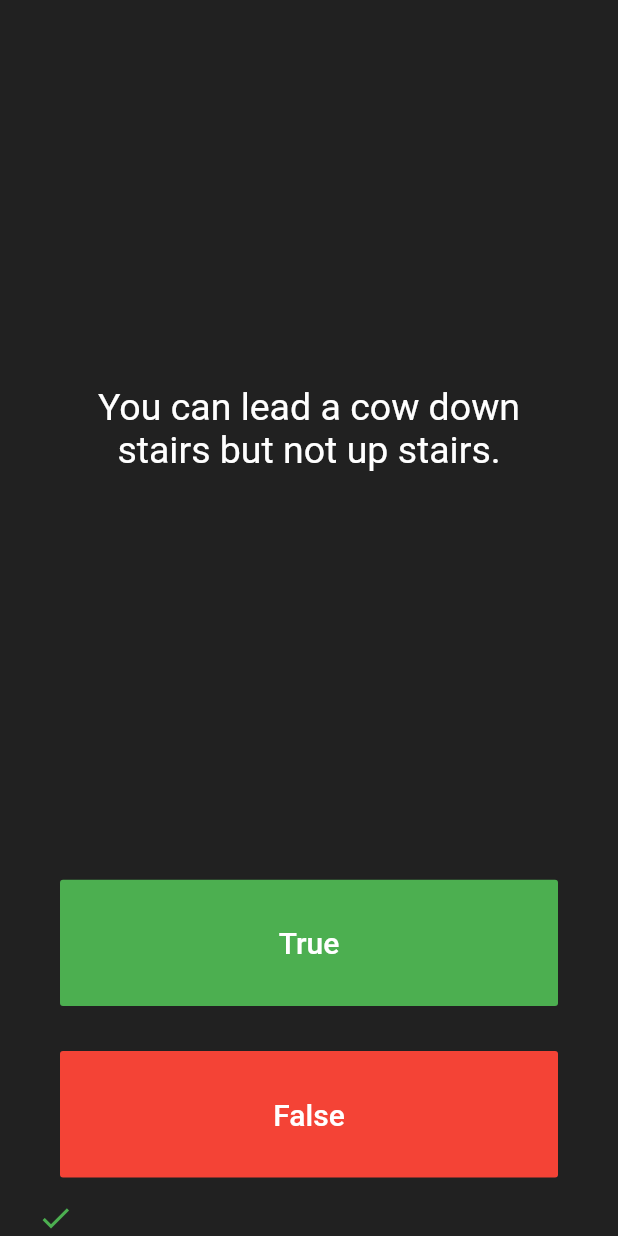
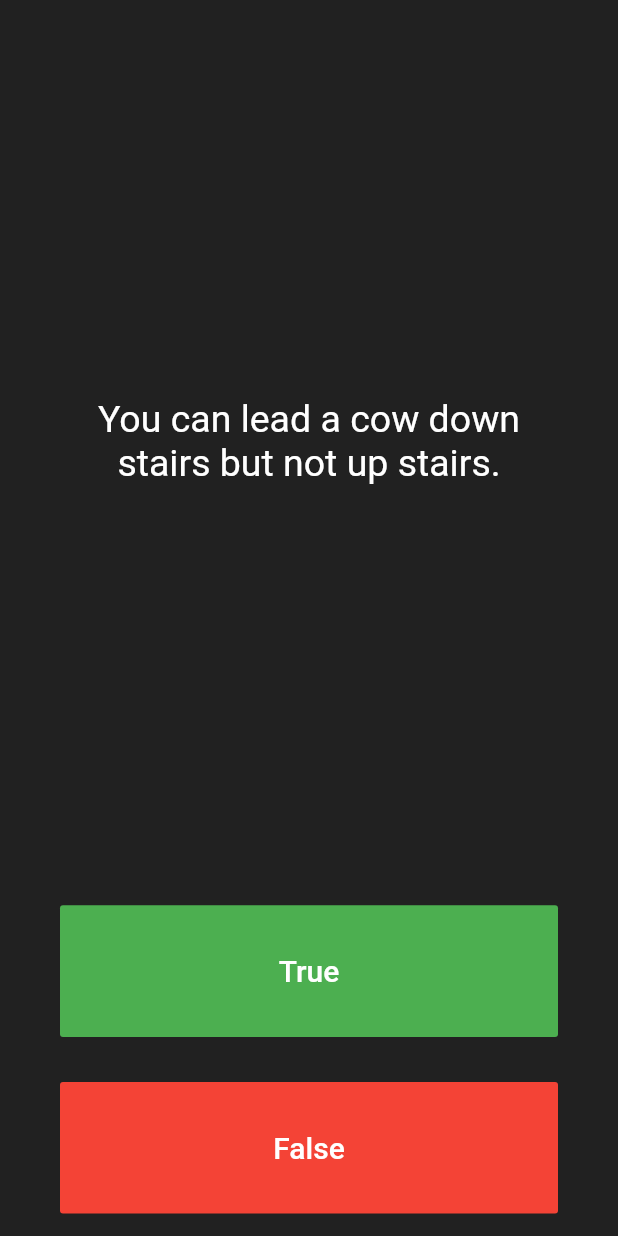
Before and after one commit to chalanika/Quizzler, a Flutter app: the screen it shows after launch, after a tap on "True", on a phone screen of 412 x 824 dp. Run offline on Flutter 3.47's test engine with Material 2 defaults, Android fonts, the phone set to English and light mode, and no system bars.

Commit message:
started to create checkAnswer function

```diff
--- a/lib/main.dart
+++ b/lib/main.dart
@@ -28,12 +28,14 @@ class QuizPage extends StatefulWidget {
 }
 
 class _QuizPageState extends State<QuizPage> {
-  List<Icon> scoreKeeper = [
-    Icon(
-      Icons.check,
-      color: Colors.green,
-    ),
-  ];
+  List<Icon> scoreKeeper = [];
+
+  void checkAnswer(bool answer){
+    bool correctAnswer = quizBrain.getAnswer();
+    setState(() {
+
+    });
+  }
 
   @override
   Widget build(BuildContext context) {
--- a/lib/quiz_brain.dart
+++ b/lib/quiz_brain.dart
@@ -43,8 +43,6 @@ class QuizBrain{
       questionNumber ++;
       print(questionNumber);
       print(questionBank.length);
-    }else{
-      questionNumber = 12;
     }
   }
 }
```
